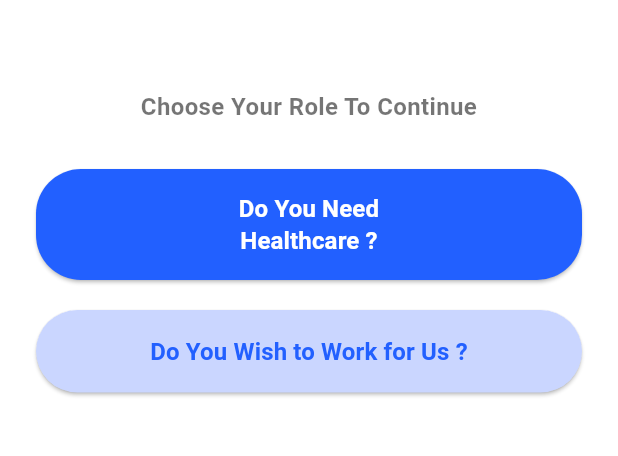
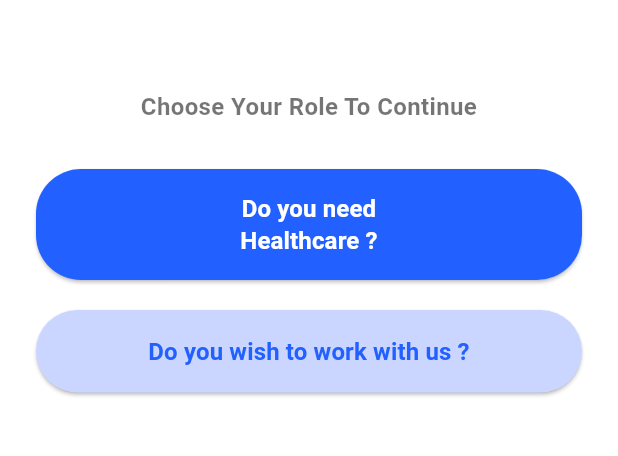
Before and after one commit to Sr-carehive-app/SR-Carehive, a Flutter app: the screen it shows after launch, on a phone screen of 412 x 824 dp, the part 569-1025 px from its top. Run offline on Flutter 3.47's test engine with Material 3 defaults, Android fonts, the phone set to English and light mode, and no system bars; our stand-ins replace app_links, flutter_dotenv, image_picker, shared_preferences, supabase_flutter; missing offline and left inert: dart:html, dart:js_util, razorpay_flutter; accounts and stored records are empty.

Commit message:
fix: Standardize text casing in healthcare and employment prompts on registration screen

```diff
--- a/lib/screens/register_screen.dart
+++ b/lib/screens/register_screen.dart
@@ -63,7 +63,7 @@ class RegisterScreen extends StatelessWidget {
                       ),
                     ),
                     child: const Text(
-                      'Do You Need\nHealthcare ?',
+                      'Do you need\nHealthcare ?',
                       textAlign: TextAlign.center,
                       style: TextStyle(
                         color: Colors.white,
@@ -92,7 +92,7 @@ class RegisterScreen extends StatelessWidget {
                       ),
                     ),
                     child: const Text(
-                      'Do You Wish to Work for Us ?',
+                      'Do you wish to work with us ?',
                       textAlign: TextAlign.center,
                       style: TextStyle(
                         color: Color(0xFF2260FF),
```
